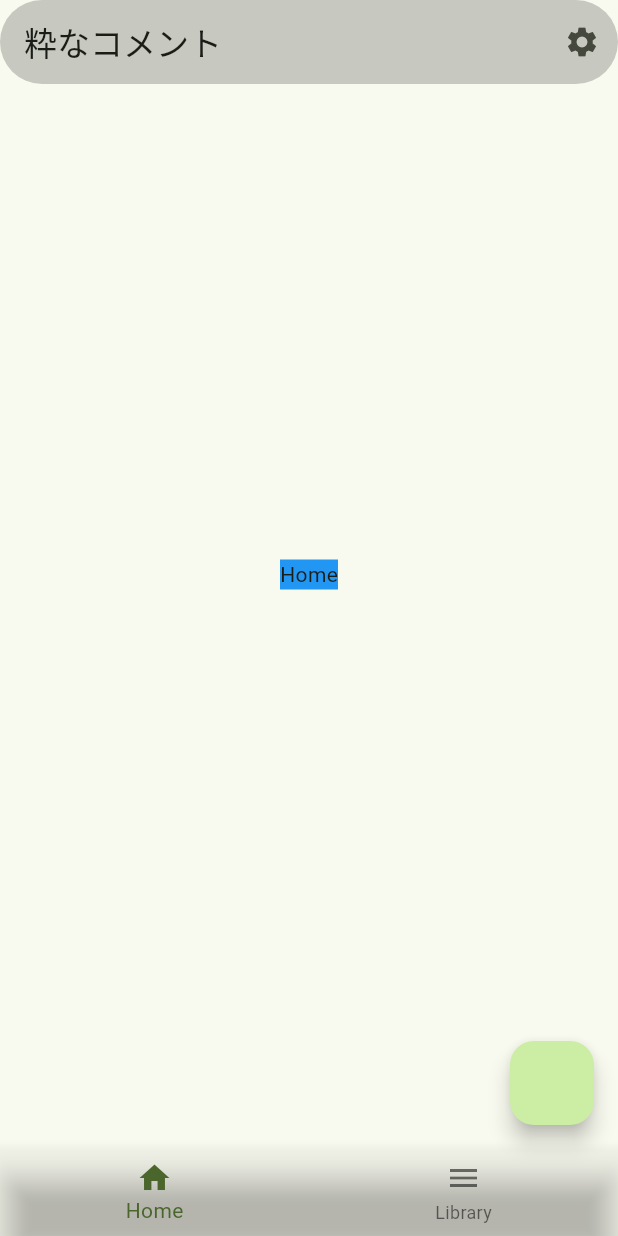
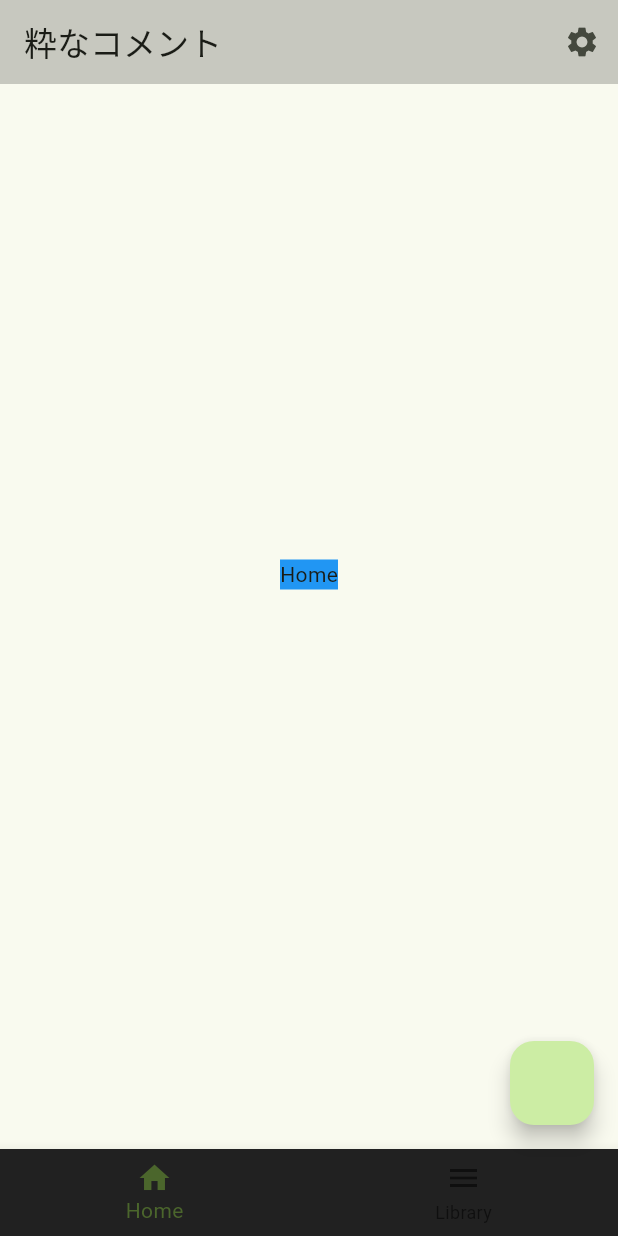
Before and after one commit to ROTO0504/CLIP, a Flutter app: the screen it shows after launch, on a phone screen of 412 x 824 dp. Run offline on Flutter 3.47's test engine with Material 2 defaults, Android fonts, the phone set to English and light mode, and no system bars.

Commit message:
MaterialAppで囲めばなんとかなる screen_recorder: ^0.2.0はちょっと意味わからんスプラッシュ画面で止まった 次はed_screen_recorder

```diff
--- a/lib/view/components/bottomNavbar.dart
+++ b/lib/view/components/bottomNavbar.dart
@@ -36,12 +36,19 @@ class _BottomNavbarState extends State<BottomNavbar> {
 
   @override
   Widget build(BuildContext context) {
-    return Scaffold(
+    return MaterialApp(
+        theme: ThemeData(
+          useMaterial3: true,
+          colorSchemeSeed: Colors.lightGreen,
+        ),
+        darkTheme: ThemeData.dark(useMaterial3: true),
+        debugShowCheckedModeBanner: false, //バナーの消去
+        title: 'CLIP',
+        home: Scaffold(
           floatingActionButton: FloatingActionButton(onPressed: null),
           body: _pages[_selectIndex],
           extendBodyBehindAppBar: true,
           appBar: AppBar(
-        shape: const StadiumBorder(),
             backgroundColor: Colors.black.withOpacity(0.2),
             title: Text("粋なコメント"),
             actions: <Widget>[
@@ -59,7 +66,7 @@ class _BottomNavbarState extends State<BottomNavbar> {
             ],
           ),
           bottomNavigationBar: BottomNavigationBar(
-        backgroundColor: Color(212121),
+            backgroundColor: Color.fromARGB(255, 33, 33, 33),
             items: [
               BottomNavigationBarItem(
                 icon: Icon(Icons.home),
@@ -73,6 +80,6 @@ class _BottomNavbarState extends State<BottomNavbar> {
             currentIndex: _selectIndex,
             onTap: _onTapItem,
           ),
-    );
+        ));
   }
 }
--- a/lib/view/components/fab_add.dart
+++ b/lib/view/components/fab_add.dart
@@ -3,8 +3,8 @@ import 'package:flutter/src/widgets/container.dart';
 import 'package:flutter/src/widgets/framework.dart';
 import 'bottomNavbar.dart';
 
-class Fav_add extends StatelessWidget {
-  const Fav_add({super.key});
+class Fab_add extends StatelessWidget {
+  const Fab_add({super.key});
 
   @override
   Widget build(BuildContext context) {
--- a/pubspec.yaml
+++ b/pubspec.yaml
@@ -12,6 +12,7 @@ environment:
 dependencies:
   flutter:
     sdk: flutter
+  screen_recorder: 0.2.0
 
   cupertino_icons: ^1.0.2
 
```
Also changed, not shown: pubspec.lock, 2 other files. Lines whose indentation alone changed are shown as unchanged.
